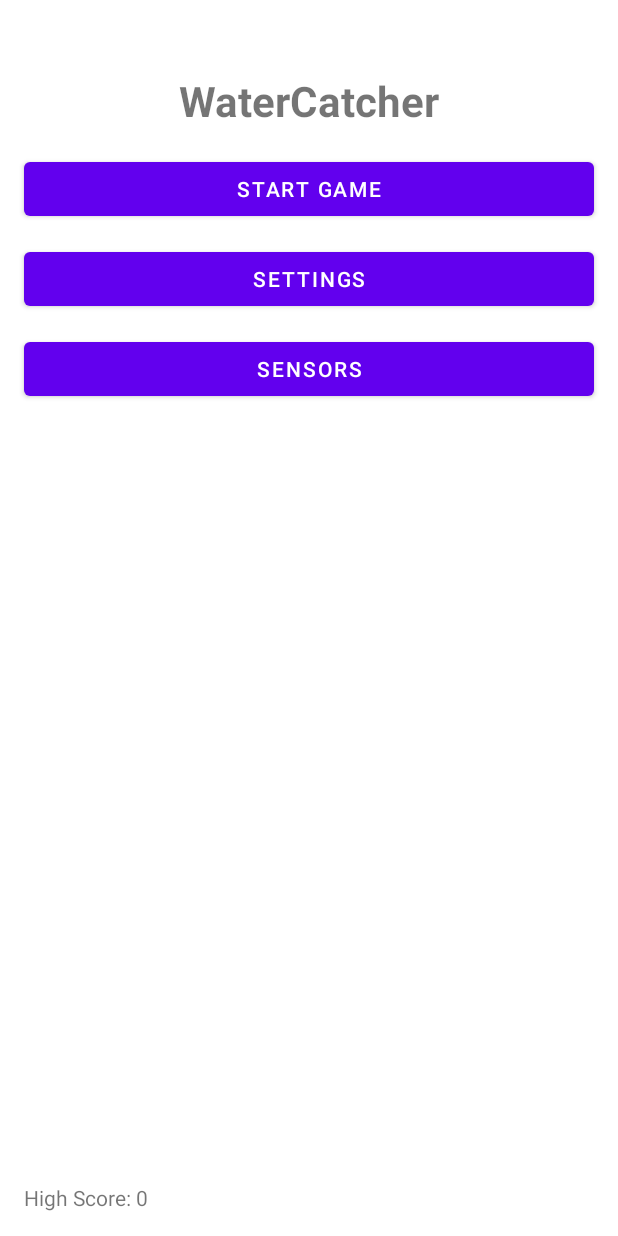
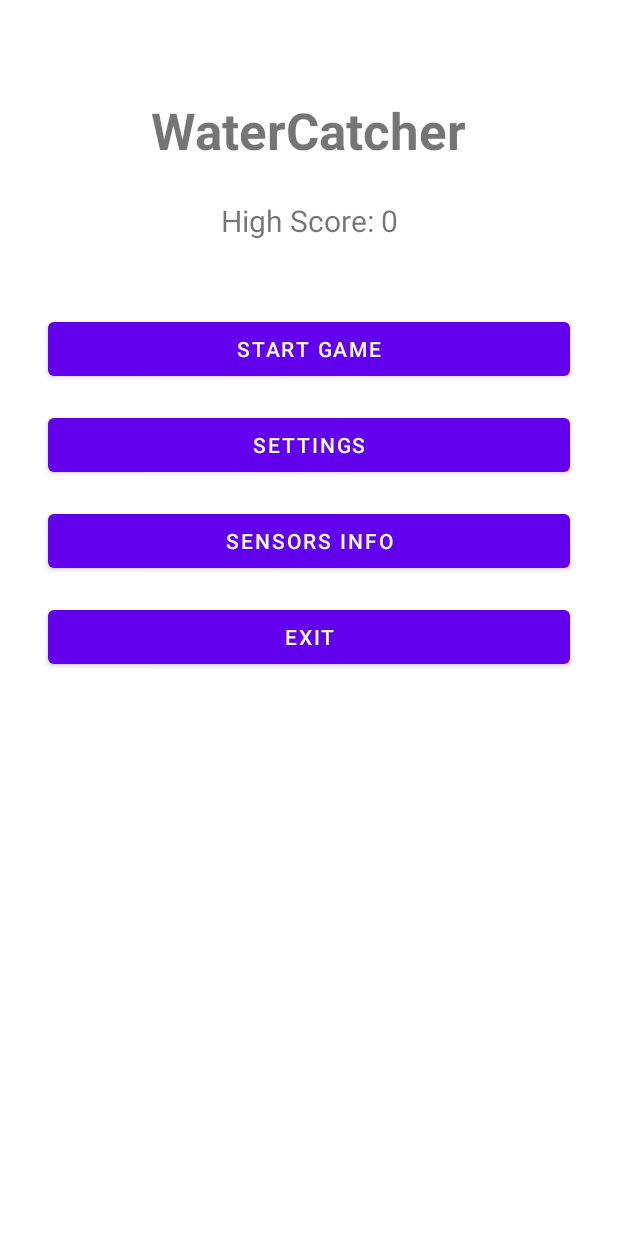
Before and after one commit to haqueabdali/WaterCatcher, an Android app: the screen it shows after launch (MainActivity), on a phone screen of 412 x 824 dp. Run offline under Robolectric (Android 15) with nearby library versions, the phone set to English and light mode, and no system bars.

Commit message:
new updates

```diff
--- a/app/src/main/java/com/example/watercatcher/GameActivity.java
+++ b/app/src/main/java/com/example/watercatcher/GameActivity.java
@@ -32,7 +32,7 @@ public class GameActivity extends AppCompatActivity implements SensorEventListen
         int dropSize = getIntent().getIntExtra("dropSize", 10);
         int sensitivity = getIntent().getIntExtra("sensitivity", 10);
         waterView.configure(dropSize, sensitivity,
-                score -> runOnUiThread(() -> tvScore.setText("Score: " + score + " | Time: 03")),
+                score -> runOnUiThread(() -> tvScore.setText("Score: " + score )),
                 this::winAndFinish);
 
         sensorManager = (SensorManager) getSystemService(Context.SENSOR_SERVICE);
@@ -47,7 +47,7 @@ public class GameActivity extends AppCompatActivity implements SensorEventListen
         timer = new CountDownTimer(10000, 1000) {
             public void onTick(long millisUntilFinished) {
                 int secs = (int)(millisUntilFinished / 1000);
-                tvScore.setText("Score: " + waterView.getScore() + " | Time: " + secs);
+                tvScore.setText("Score: " + waterView.getScore() + " | Time: ");
             }
             public void onFinish() {
                 if (!ended) loseAndFinish();
--- a/app/src/main/java/com/example/watercatcher/MainActivity.java
+++ b/app/src/main/java/com/example/watercatcher/MainActivity.java
@@ -24,12 +24,14 @@ public class MainActivity extends AppCompatActivity {
     @Override
     protected void onCreate(Bundle savedInstanceState) {
         super.onCreate(savedInstanceState);
+        // Ensure this layout name matches your XML file name from Step 1
         setContentView(R.layout.activity_main);
 
         tvHighScore = findViewById(R.id.tvHighScore);
         Button btnStart = findViewById(R.id.btnStart);
         Button btnSettings = findViewById(R.id.btnSettings);
         Button btnSensors = findViewById(R.id.btnSensors);
+        Button btnExit = findViewById(R.id.btnExit); // Find the Exit button by its ID
 
         SharedPreferences sp = getSharedPreferences(PREFS, MODE_PRIVATE);
         highScore = sp.getInt("highScore", 0);
@@ -51,6 +53,14 @@ public class MainActivity extends AppCompatActivity {
 
         btnSensors.setOnClickListener(v -> {
             startActivity(new Intent(MainActivity.this, SensorInfoActivity.class));
+        });
+
+        // Exit Button Logic
+        btnExit.setOnClickListener(v -> {
+            finishAffinity(); // Finishes this activity and all activities immediately below it
+            // in the current task that have the same affinity.
+            // Effectively closes the app if this is the main task.
+            // System.exit(0); // For a more forceful JVM exit, if absolutely necessary.
         });
     }
 
@@ -78,13 +88,6 @@ public class MainActivity extends AppCompatActivity {
             } else {
                 Toast.makeText(this, "⏰ Time over! Score: " + score, Toast.LENGTH_LONG).show();
             }
-            // implicit intent: share best score
-            if (score == highScore) {
-                Intent shareIntent = new Intent(Intent.ACTION_SEND);
-                shareIntent.setType("text/plain");
-                shareIntent.putExtra(Intent.EXTRA_TEXT, "I scored " + score + " in WaterCatcher!");
-                startActivity(Intent.createChooser(shareIntent, getString(R.string.share)));
-            }
         }
     }
 }
--- a/app/src/main/res/layout/activity_game.xml
+++ b/app/src/main/res/layout/activity_game.xml
@@ -12,8 +12,9 @@
         android:id="@+id/tvScore"
         android:layout_width="wrap_content"
         android:layout_height="wrap_content"
-        android:text="Score: 0 | Time: 30"
+        android:text="Score: 0 | Time: 0"
         android:textSize="18sp"
         android:padding="8dp"
-        android:background="#55FFFFFF"/>
+        android:background="#55FFFFFF"
+        android:layout_marginTop="16dp"/>
 </FrameLayout>
--- a/app/src/main/res/layout/activity_main.xml
+++ b/app/src/main/res/layout/activity_main.xml
@@ -1,60 +1,80 @@
 <?xml version="1.0" encoding="utf-8"?>
 <androidx.constraintlayout.widget.ConstraintLayout xmlns:android="http://schemas.android.com/apk/res/android"
     xmlns:app="http://schemas.android.com/apk/res-auto"
+    xmlns:tools="http://schemas.android.com/tools"
     android:layout_width="match_parent"
-    android:layout_height="match_parent">
+    android:layout_height="match_parent"
+    tools:context=".MainActivity">
 
     <TextView
-        android:id="@+id/title"
+        android:id="@+id/tvGameTitle"
         android:layout_width="wrap_content"
         android:layout_height="wrap_content"
+        android:layout_marginTop="64dp"
         android:text="WaterCatcher"
-        android:textSize="28sp"
+        android:textSize="34sp"
         android:textStyle="bold"
-        app:layout_constraintTop_toTopOf="parent"
+        app:layout_constraintEnd_toEndOf="parent"
         app:layout_constraintStart_toStartOf="parent"
+        app:layout_constraintTop_toTopOf="parent" />
+
+    <TextView
+        android:id="@+id/tvHighScore"
+        android:layout_width="wrap_content"
+        android:layout_height="wrap_content"
+        android:layout_marginTop="24dp"
+        android:text="High Score: 0"
+        android:textSize="20sp"
         app:layout_constraintEnd_toEndOf="parent"
-        android:layout_marginTop="48dp"/>
+        app:layout_constraintStart_toStartOf="parent"
+        app:layout_constraintTop_toBottomOf="@+id/tvGameTitle" />
 
     <Button
         android:id="@+id/btnStart"
         android:layout_width="0dp"
         android:layout_height="wrap_content"
-        android:text="@string/start_game"
-        app:layout_constraintTop_toBottomOf="@id/title"
+        android:layout_marginStart="32dp"
+        android:layout_marginTop="48dp"
+        android:layout_marginEnd="32dp"
+        android:text="Start Game"
+        app:layout_constraintEnd_toEndOf="parent"
         app:layout_constraintStart_toStartOf="parent"
-        app:layout_constraintEnd_toEndOf="parent"
-        android:layout_margin="16dp"/>
+        app:layout_constraintTop_toBottomOf="@+id/tvHighScore" />
 
     <Button
         android:id="@+id/btnSettings"
         android:layout_width="0dp"
         android:layout_height="wrap_content"
-        android:text="@string/settings"
-        app:layout_constraintTop_toBottomOf="@id/btnStart"
+        android:layout_marginStart="32dp"
+        android:layout_marginTop="16dp"
+        android:layout_marginEnd="32dp"
+        android:text="Settings"
+        app:layout_constraintEnd_toEndOf="parent"
         app:layout_constraintStart_toStartOf="parent"
-        app:layout_constraintEnd_toEndOf="parent"
-        android:layout_marginHorizontal="16dp"
-        android:layout_marginTop="12dp"/>
+        app:layout_constraintTop_toBottomOf="@+id/btnStart" />
 
     <Button
         android:id="@+id/btnSensors"
         android:layout_width="0dp"
         android:layout_height="wrap_content"
-        android:text="@string/sensors"
-        app:layout_constraintTop_toBottomOf="@id/btnSettings"
+        android:layout_marginStart="32dp"
+        android:layout_marginTop="16dp"
+        android:layout_marginEnd="32dp"
+        android:text="Sensors Info"
+        app:layout_constraintEnd_toEndOf="parent"
         app:layout_constraintStart_toStartOf="parent"
+        app:layout_constraintTop_toBottomOf="@+id/btnSettings" />
+
+    <Button
+        android:id="@+id/btnExit"
+        android:layout_width="0dp"
+        android:layout_height="wrap_content"
+        android:layout_marginStart="32dp"
+        android:layout_marginTop="16dp"
+        android:layout_marginEnd="32dp"
+        android:text="Exit"
         app:layout_constraintEnd_toEndOf="parent"
-        android:layout_marginHorizontal="16dp"
-        android:layout_marginTop="12dp"/>
-
-    <TextView
-        android:id="@+id/tvHighScore"
-        android:layout_width="wrap_content"
-        android:layout_height="wrap_content"
-        android:text="High Score: 0"
-        app:layout_constraintBottom_toBottomOf="parent"
         app:layout_constraintStart_toStartOf="parent"
-        android:layout_margin="16dp"/>
+        app:layout_constraintTop_toBottomOf="@+id/btnSensors" />
 
 </androidx.constraintlayout.widget.ConstraintLayout>
--- a/build.gradle
+++ b/build.gradle
@@ -1,8 +1,8 @@
 // Top-level build.gradle
 
 plugins {
-    id 'com.android.application' version '8.8.2' apply false
-    id 'com.android.library' version '8.8.2' apply false
+    id 'com.android.application' version '8.9.0-rc02' apply false
+    id 'com.android.library' version '8.9.0-rc02' apply false
 }
 
 task clean(type: Delete) {
```
Also changed, not shown: app/src/main/res/anim/scale_up.xml (line endings or trailing spaces), 430 other files.
